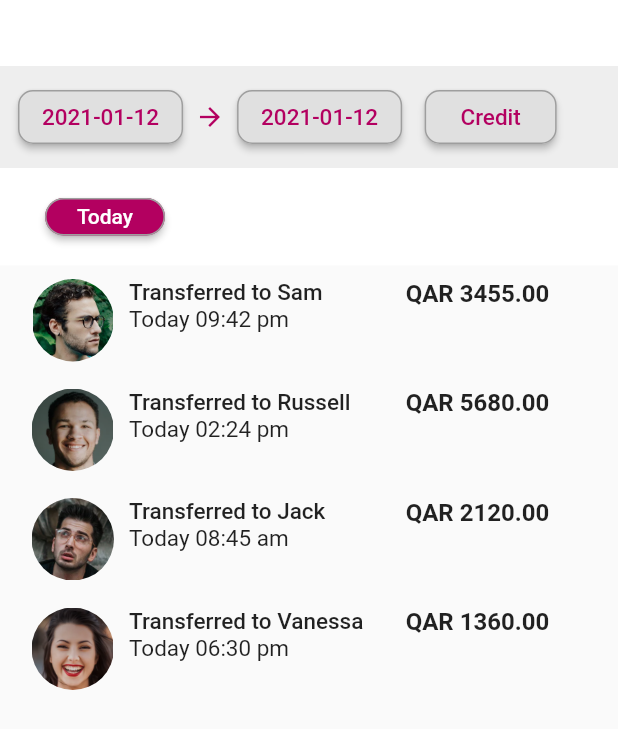
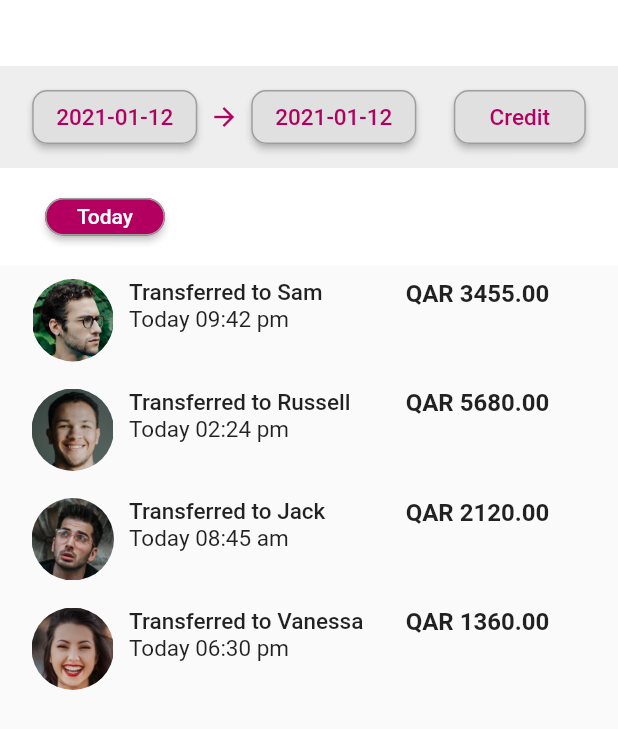
Before and after one commit to HarithaMadhushanka/qnb_transaction_history_ui, a Flutter app: the screen it shows after launch, on a phone screen of 412 x 824 dp. Shown: the top 729 px of the screen. Run offline on Flutter 3.47's test engine with Material 2 defaults, Android fonts, the phone set to English and light mode, and no system bars.

Commit message:
complete project (no bloc)

```diff
--- a/lib/main.dart
+++ b/lib/main.dart
@@ -8,6 +8,7 @@ class MyApp extends StatelessWidget {
   @override
   Widget build(BuildContext context) {
     return CupertinoApp(
+      debugShowCheckedModeBanner: false,
       localizationsDelegates: <LocalizationsDelegate<dynamic>>[
         DefaultMaterialLocalizations.delegate,
         DefaultWidgetsLocalizations.delegate,
--- a/lib/screens/transaction_history_screen.dart
+++ b/lib/screens/transaction_history_screen.dart
@@ -1,6 +1,7 @@
 import 'package:flutter/cupertino.dart';
 import 'package:flutter/material.dart';
 import 'package:qnb_transaction_history_ui/widgets/date_picker_button.dart';
+import 'package:qnb_transaction_history_ui/widgets/dialog_box.dart';
 import 'package:qnb_transaction_history_ui/widgets/list_view.dart';
 
 class TransactionHistoryScreen extends StatefulWidget {
@@ -10,9 +11,10 @@ class TransactionHistoryScreen extends StatefulWidget {
 }
 
 class _TransactionHistoryScreenState extends State<TransactionHistoryScreen> {
+  int change = 0;
+
   DateTime selectedDate = DateTime.now();
-
-  Future<Null> _selectDate(BuildContext context) async {
+  Future<void> _selectDate(BuildContext context) async {
     final DateTime picked = await showDatePicker(
         context: context,
         initialDate: selectedDate,
@@ -22,6 +24,20 @@ class _TransactionHistoryScreenState extends State<TransactionHistoryScreen> {
       setState(() {
         selectedDate = picked;
       });
+  }
+
+  dialog() {
+    return DialogBox(
+      stateChange: () {
+        setState(() {
+          if (change == 1) {
+            change = 0;
+          } else {
+            change = 1;
+          }
+        });
+      },
+    );
   }
 
   @override
@@ -53,7 +69,9 @@ class _TransactionHistoryScreenState extends State<TransactionHistoryScreen> {
           ),
         ),
       ),
-      child: SingleChildScrollView(
+      child: Stack(
+        children: [
+          SingleChildScrollView(
             child: Container(
               child: Column(
                 crossAxisAlignment: CrossAxisAlignment.start,
@@ -62,15 +80,13 @@ class _TransactionHistoryScreenState extends State<TransactionHistoryScreen> {
                     color: Color(0xffEEEEEE),
                     padding: EdgeInsets.fromLTRB(0, 10, 0, 10),
                     child: Row(
+                      mainAxisAlignment: MainAxisAlignment.center,
                       children: [
-                    Padding(
-                      padding: const EdgeInsets.only(left: 12),
-                      child: DatePickerButton(
+                        DatePickerButton(
                           text: "${selectedDate.toLocal()}".split(' ')[0],
-                        onPressed: () {
+                          onButtonPress: () {
                             _selectDate(context);
                           },
-                      ),
                         ),
                         SizedBox(
                           width: 8,
@@ -85,12 +101,12 @@ class _TransactionHistoryScreenState extends State<TransactionHistoryScreen> {
                         ),
                         DatePickerButton(
                           text: "${selectedDate.toLocal()}".split(' ')[0],
-                      onPressed: () {
+                          onButtonPress: () {
                             _selectDate(context);
                           },
                         ),
                         SizedBox(
-                      width: 15,
+                          width: 25,
                         ),
                         RaisedButton(
                           onPressed: () {}, //onPressed Function
@@ -131,9 +147,19 @@ class _TransactionHistoryScreenState extends State<TransactionHistoryScreen> {
                   SizedBox(
                     height: MediaQuery.of(context).size.height,
                     width: MediaQuery.of(context).size.width,
+                    child: Container(
                       child: Scaffold(
-                  body: Container(
-                    child: MakeList(),
+                        body: MakeList(
+                          changeStateMain: () {
+                            setState(() {
+                              if (change == 0) {
+                                change = 1;
+                              } else {
+                                change = 0;
+                              }
+                            });
+                          },
+                        ),
                       ),
                     ),
                   ),
@@ -141,6 +167,9 @@ class _TransactionHistoryScreenState extends State<TransactionHistoryScreen> {
               ),
             ),
           ),
+          change == 1 ? dialog() : Container()
+        ],
+      ),
     );
   }
 }
--- a/lib/widgets/date_picker_button.dart
+++ b/lib/widgets/date_picker_button.dart
@@ -2,9 +2,9 @@ import 'package:flutter/material.dart';
 
 class DatePickerButton extends StatelessWidget {
   final String text;
-  final Function onPressed;
+  final Function onButtonPress;
 
-  const DatePickerButton({@required this.text, @required this.onPressed});
+  const DatePickerButton({@required this.text, @required this.onButtonPress});
 
   @override
   Widget build(BuildContext context) {
@@ -13,7 +13,7 @@ class DatePickerButton extends StatelessWidget {
         borderRadius: BorderRadius.circular(10),
         side: BorderSide(color: Colors.grey),
       ),
-      onPressed: () => onPressed,
+      onPressed: onButtonPress,
       child: Text(
         text,
         style: TextStyle(
--- a/lib/widgets/list_tile_class.dart
+++ b/lib/widgets/list_tile_class.dart
@@ -1,9 +1,24 @@
 import 'package:flutter/material.dart';
+
+String traceNo;
+String referenceNo;
+String date;
+String status;
+String type;
+String description;
+String payee;
+String amount;
+String image;
 
 class ListTileClass extends StatefulWidget {
   final Map<String, String> jsonObject;
+  final Function changeState, buildWidgets;
 
-  ListTileClass({this.jsonObject});
+  ListTileClass({
+    this.jsonObject,
+    this.changeState,
+    this.buildWidgets,
+  });
 
   @override
   _ListTileClassState createState() => _ListTileClassState();
@@ -12,12 +27,20 @@ class ListTileClass extends StatefulWidget {
 class _ListTileClassState extends State<ListTileClass> {
   @override
   Widget build(BuildContext context) {
-    return ListTile(
+    return Stack(
+      children: [
+        ListTile(
           title: Container(
-        child: Row(
+            child: Column(
+              children: [
+                Row(
                   children: makeWidgetChildren(widget.jsonObject),
                 ),
+              ],
             ),
+          ),
+        ),
+      ],
     );
   }
 
@@ -29,7 +52,20 @@ class _ListTileClassState extends State<ListTileClass> {
         setState(() {
           if (_count == true) {
             children.add(
-              Container(
+              GestureDetector(
+                onTap: () {
+                  widget.changeState();
+                  traceNo = '${jsonObject['trace_no']}';
+                  amount = '${jsonObject['amount']}';
+                  referenceNo = '${jsonObject['reference_no']}';
+                  date = '${jsonObject['date']}';
+                  status = '${jsonObject['status']}';
+                  type = '${jsonObject['type']}';
+                  description = '${jsonObject['description']}';
+                  payee = '${jsonObject['payee']}';
+                  image = '${jsonObject['image']}';
+                },
+                child: Container(
                   margin: EdgeInsets.all(5),
                   child: Row(
                     crossAxisAlignment: CrossAxisAlignment.start,
@@ -82,6 +118,7 @@ class _ListTileClassState extends State<ListTileClass> {
                     ],
                   ),
                 ),
+              ),
             );
             _count = false;
           }
--- a/lib/widgets/list_view.dart
+++ b/lib/widgets/list_view.dart
@@ -3,39 +3,71 @@ import 'package:flutter/material.dart';
 import 'list_tile_class.dart';
 
 class MakeList extends StatelessWidget {
+  final Function changeStateMain;
   final List<Map<String, String>> json = [
     {
       "image": "images/pro_pic1.png",
       "payee": "Sam",
       "time": "09:42 pm",
-      "amount": "3455.00"
+      "amount": "3455.00",
+      "trace_no": "1348378",
+      "reference_no": "137856786",
+      "date": "2020.12.15",
+      "status": "COMPLETED",
+      "type": "DEBIT",
+      "description": "MOLI CARE",
     },
     {
       "image": "images/pro_pic2.png",
       "payee": "Russell",
       "time": "02:24 pm",
-      "amount": "5680.00"
+      "amount": "5680.00",
+      "trace_no": "2785678676",
+      "reference_no": "27867867853",
+      "date": "2020.12.15",
+      "status": "COMPLETED",
+      "type": "CREDIT",
+      "description": "Facebook",
     },
     {
       "image": "images/pro_pic3.png",
       "payee": "Jack",
       "time": "08:45 am",
-      "amount": "2120.00"
+      "amount": "2120.00",
+      "trace_no": "37867867",
+      "reference_no": "3786786786",
+      "date": "2020.12.15",
+      "status": "COMPLETED",
+      "type": "CREDIT",
+      "description": "Instagram",
     },
     {
       "image": "images/pro_pic4.png",
       "payee": "Vanessa",
       "time": "06:30 pm",
-      "amount": "1360.00"
+      "amount": "1360.00",
+      "trace_no": "47863753753",
+      "reference_no": "478675373",
+      "date": "2020.12.15",
+      "status": "NOT COMPLETED",
+      "type": "DEBIT",
+      "description": "Paypal",
     },
   ];
+
+  MakeList({
+    this.changeStateMain,
+  });
 
   @override
   Widget build(BuildContext context) {
     return ListView.builder(
       itemCount: json.length,
       itemBuilder: (BuildContext context, int index) {
-        return ListTileClass(jsonObject: json[index]);
+        return ListTileClass(
+          jsonObject: json[index],
+          changeState: changeStateMain,
+        );
       },
     );
   }
```
Also changed, not shown: lib/widgets/dialog_box.dart (added, +203 -0 lines), pubspec.lock. Lines whose indentation alone changed are shown as unchanged.
